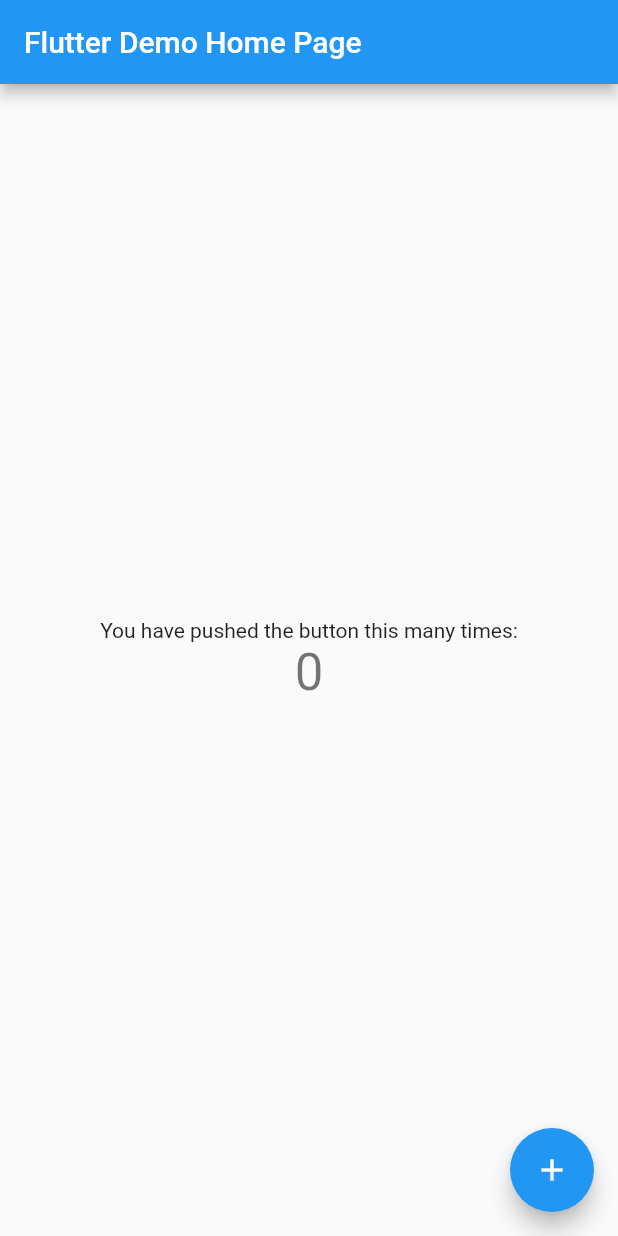
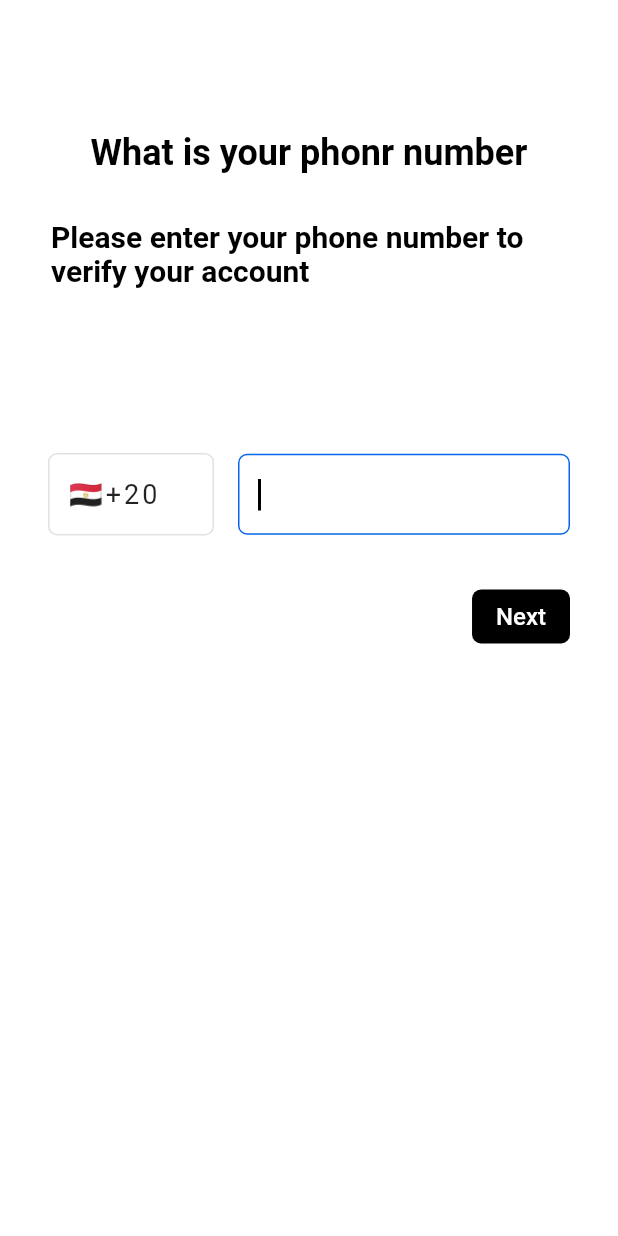
Before and after one commit to HazemHamdy7/google_maps, a Flutter app: the screen it shows after launch, on a phone screen of 412 x 824 dp. Run offline on Flutter 3.47's test engine with Material 2 defaults, Android fonts, the phone set to English and light mode, and no system bars; our stand-ins replace firebase_core; accounts and stored records are empty.

Commit message:
create login page

```diff
--- /dev/null
+++ b/lib/app_router.dart
@@ -0,0 +1,14 @@
+import 'package:flutter/material.dart';
+import 'package:google_maps/presentations/screens/login_screen.dart';
+
+import 'constant/strings.dart';
+
+class AppRouter {
+  Route? generatRoute(RouteSettings setting) {
+    switch (setting.name) {
+      case loginScreen:
+        return MaterialPageRoute(builder: (_) => LoginScreen());
+    }
+    return null;
+  }
+}
--- /dev/null
+++ b/lib/constant/colors_app.dart
@@ -0,0 +1,7 @@
+import 'package:flutter/material.dart';
+
+class AppColors {
+  static const Color blue = Color(0xff0666EB);
+  static const Color lightblue = Color(0xffE5EffD);
+  static const Color lightGray = Color(0xffE1E1E1);
+}
--- /dev/null
+++ b/lib/constant/strings.dart
@@ -0,0 +1,9 @@
+const loginScreen = '/';
+
+String generateCountryFlag() {
+  //! This function to build the country flag
+  String countryCode = 'eg';
+  String flag = countryCode.toUpperCase().replaceAllMapped(RegExp(r'[A-Z]'),
+      (match) => String.fromCharCode(match.group(0)!.codeUnitAt(0) + 127397));
+  return flag;
+}
--- a/lib/main.dart
+++ b/lib/main.dart
@@ -1,67 +1,25 @@
+import 'package:firebase_core/firebase_core.dart';
 import 'package:flutter/material.dart';
 
-void main() {
-  runApp(const MyApp());
+import 'app_router.dart';
+
+void main() async {
+  WidgetsFlutterBinding.ensureInitialized();
+  await Firebase.initializeApp();
+  runApp(MyApp(appRouter: AppRouter()));
 }
 
 class MyApp extends StatelessWidget {
-  const MyApp({super.key});
+  const MyApp({super.key, required this.appRouter});
+  final AppRouter appRouter;
 
   @override
   Widget build(BuildContext context) {
     return MaterialApp(
-      title: 'Flutter Demo',
       theme: ThemeData(
         primarySwatch: Colors.blue,
       ),
-      home: const MyHomePage(title: 'Flutter Demo Home Page'),
+      onGenerateRoute: appRouter.generatRoute,
     );
   }
 }
-
-class MyHomePage extends StatefulWidget {
-  const MyHomePage({super.key, required this.title});
-
-  final String title;
-
-  @override
-  State<MyHomePage> createState() => _MyHomePageState();
-}
-
-class _MyHomePageState extends State<MyHomePage> {
-  int _counter = 0;
-
-  void _incrementCounter() {
-    setState(() {
-      _counter++;
-    });
-  }
-
-  @override
-  Widget build(BuildContext context) {
-    return Scaffold(
-      appBar: AppBar(
-        title: Text(widget.title),
-      ),
-      body: Center(
-        child: Column(
-          mainAxisAlignment: MainAxisAlignment.center,
-          children: <Widget>[
-            const Text(
-              'You have pushed the button this many times:',
-            ),
-            Text(
-              '$_counter',
-              style: Theme.of(context).textTheme.headlineMedium,
-            ),
-          ],
-        ),
-      ),
-      floatingActionButton: FloatingActionButton(
-        onPressed: _incrementCounter,
-        tooltip: 'Increment',
-        child: const Icon(Icons.add),
-      ),
-    );
-  }
-}
--- /dev/null
+++ b/lib/presentations/screens/login_screen.dart
@@ -0,0 +1,40 @@
+import 'package:flutter/material.dart';
+
+import '../../constant/colors_app.dart';
+import '../../constant/strings.dart';
+import '../widgets/custom_Text_inetFace.dart';
+import '../widgets/custom_botton.dart';
+import '../widgets/custom_text_feild.dart';
+
+// ignore: must_be_immutable
+class LoginScreen extends StatelessWidget {
+  const LoginScreen({super.key});
+
+  @override
+  Widget build(BuildContext context) {
+    return SafeArea(
+      child: Scaffold(
+        backgroundColor: Colors.white,
+        body: Form(
+          key: UniqueKey(),
+          child: Container(
+            margin: const EdgeInsets.symmetric(
+              horizontal: 32,
+              vertical: 88,
+            ),
+            child: Column(
+              crossAxisAlignment: CrossAxisAlignment.start,
+              children: [
+                const CustomTextInterFace(),
+                const SizedBox(height: 110),
+                CustomTextFeiled(),
+                const SizedBox(height: 30),
+                const CustomButton(),
+              ],
+            ),
+          ),
+        ),
+      ),
+    );
+  }
+}
--- /dev/null
+++ b/lib/presentations/widgets/custom_Text_inetFace.dart
@@ -0,0 +1,33 @@
+import 'package:flutter/material.dart';
+
+class CustomTextInterFace extends StatelessWidget {
+  const CustomTextInterFace({super.key});
+
+  @override
+  Widget build(BuildContext context) {
+    return Column(
+      children: [
+        const Text(
+          'What is your phonr number',
+          style: TextStyle(
+            color: Colors.black,
+            fontSize: 24,
+            fontWeight: FontWeight.bold,
+          ),
+        ),
+        const SizedBox(height: 30),
+        Container(
+          margin: const EdgeInsets.symmetric(horizontal: 2),
+          child: const Text(
+            'Please enter your phone number to verify your account',
+            style: TextStyle(
+              color: Colors.black,
+              fontSize: 20,
+              fontWeight: FontWeight.bold,
+            ),
+          ),
+        ),
+      ],
+    );
+  }
+}
--- /dev/null
+++ b/lib/presentations/widgets/custom_botton.dart
@@ -0,0 +1,26 @@
+import 'package:flutter/material.dart';
+
+class CustomButton extends StatelessWidget {
+  const CustomButton({super.key});
+
+  @override
+  Widget build(BuildContext context) {
+    return Container(
+      alignment: Alignment.centerRight,
+      child: ElevatedButton(
+        onPressed: () {},
+        style: ElevatedButton.styleFrom(
+            elevation: 0,
+            maximumSize: const Size(110, 50),
+            backgroundColor: Colors.black,
+            shape: RoundedRectangleBorder(
+              borderRadius: BorderRadius.circular(6),
+            )),
+        child: const Text(
+          'Next',
+          style: TextStyle(color: Colors.white, fontSize: 16),
+        ),
+      ),
+    );
+  }
+}
--- /dev/null
+++ b/lib/presentations/widgets/custom_text_feild.dart
@@ -0,0 +1,72 @@
+import 'package:flutter/material.dart';
+
+import '../../constant/colors_app.dart';
+import '../../constant/strings.dart';
+
+// ignore: must_be_immutable
+class CustomTextFeiled extends StatelessWidget {
+  CustomTextFeiled({super.key});
+  late String phoneNumber;
+  @override
+  Widget build(BuildContext context) {
+    return Row(
+      children: [
+        Expanded(
+          flex: 1,
+          child: Container(
+            padding: const EdgeInsets.symmetric(horizontal: 12, vertical: 16),
+            decoration: BoxDecoration(
+              border: Border.all(
+                color: AppColors.lightGray,
+              ),
+              borderRadius: const BorderRadius.all(
+                Radius.circular(6),
+              ),
+            ),
+            child: Text(
+              '${generateCountryFlag()}+20',
+              style: const TextStyle(fontSize: 18, letterSpacing: 2.0),
+            ),
+          ),
+        ),
+        const SizedBox(width: 16),
+        Expanded(
+          flex: 2,
+          child: Container(
+            width: double.infinity,
+            padding: const EdgeInsets.symmetric(horizontal: 12, vertical: 2),
+            decoration: BoxDecoration(
+              border: Border.all(
+                color: AppColors.blue,
+              ),
+              borderRadius: const BorderRadius.all(
+                Radius.circular(6),
+              ),
+            ),
+            child: TextFormField(
+              autofocus: true,
+              style: const TextStyle(
+                fontSize: 18,
+                letterSpacing: 2.0,
+              ),
+              decoration: const InputDecoration(border: InputBorder.none),
+              cursorColor: Colors.black,
+              keyboardType: TextInputType.phone,
+              validator: (value) {
+                if (value!.isEmpty) {
+                  return 'Please enter your phone number!';
+                } else if (value.length < 11) {
+                  return 'Too short for a phone number!';
+                }
+                return null;
+              },
+              onSaved: (value) {
+                phoneNumber = value!;
+              },
+            ),
+          ),
+        ),
+      ],
+    );
+  }
+}
```
Also changed, not shown: 2 other files.
